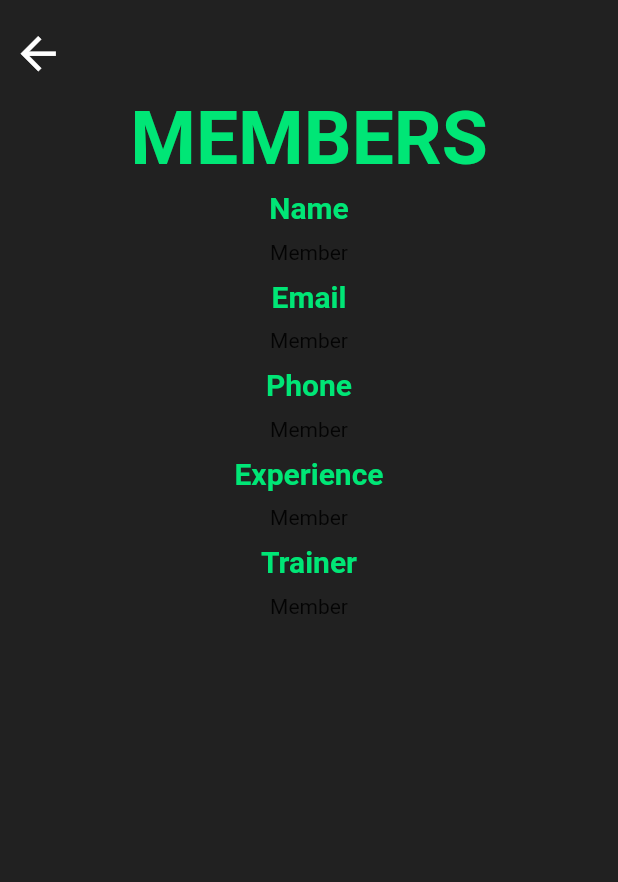
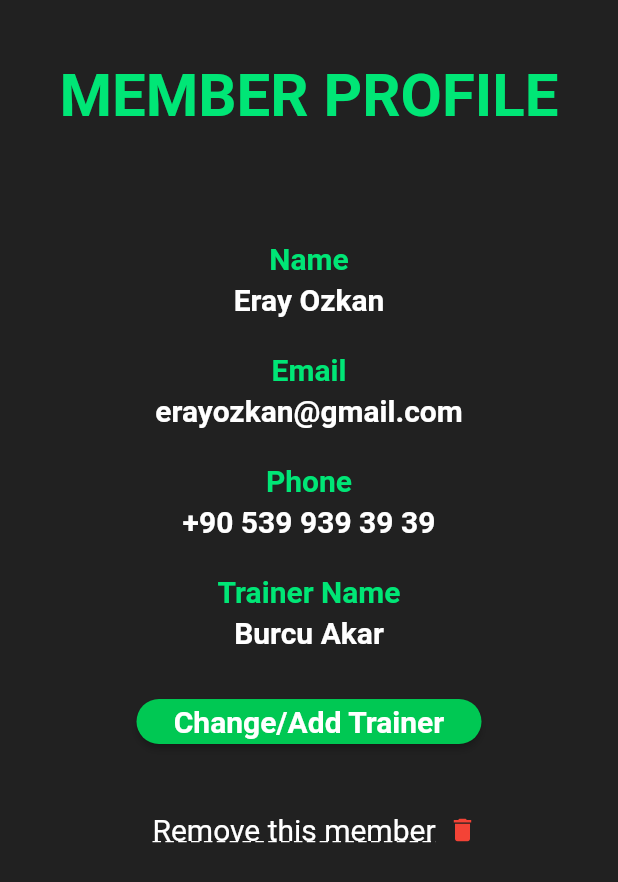
Before and after one commit to CSE343-Hypeline/hypegym-mobile, a Flutter app: the AdminMemberPage screen opened directly, after a tap on "Member 1", on a phone screen of 412 x 824 dp. Shown: the top 882 px of the screen. Run offline on Flutter 3.47's test engine with Material 2 defaults, Android fonts, the phone set to English and light mode, and no system bars; our stand-ins replace google_fonts.

Commit message:
update admin's member and trainers profile pages

```diff
--- a/lib/pages/admin_member_page.dart
+++ b/lib/pages/admin_member_page.dart
@@ -20,19 +20,7 @@ class _AdminMemberPageState extends State<AdminMemberPage> {
         child: Column(
           children: [
             Padding(
-              padding: const EdgeInsets.only(top: 10.0),
-              child: Row(
-                mainAxisAlignment: MainAxisAlignment.start,
-                children: [
-                  IconButton(
-                    icon: const Icon(Icons.arrow_back, color: Colors.white, size: 35.0,),
-                    onPressed: () => Navigator.of(context).pop(),
-                  ),
-                ],
-              ),
-            ),
-            Padding(
-              padding: const EdgeInsets.only(top: 5.0),
+              padding: const EdgeInsets.only(top: 60.0),
               child: Row(
                 mainAxisAlignment: MainAxisAlignment.center,
                 children: [
--- a/lib/pages/admin_member_profile_page.dart
+++ b/lib/pages/admin_member_profile_page.dart
@@ -11,33 +11,25 @@ class _AdminMemberProfilePageState extends State<AdminMemberProfilePage> {
   @override
   Widget build(BuildContext context) {
     return Scaffold(
-      body: Container(
+      body: Stack(
+        children: [
+          Container(
             decoration: BoxDecoration(
               color: Colors.grey.shade900,
             ),
-        child: Column(
+          ),
+          ListView(
+            physics: const BouncingScrollPhysics(),
             children: [
               Padding(
-              padding: const EdgeInsets.only(top: 10.0),
-              child: Row(
-                mainAxisAlignment: MainAxisAlignment.start,
-                children: [
-                  IconButton(
-                    icon: const Icon(Icons.arrow_back, color: Colors.white, size: 35.0,),
-                    onPressed: () => Navigator.of(context).pop(),
-                  ),
-                ],
-              ),
-            ),
-            Padding(
-              padding: const EdgeInsets.only(top: 5.0),
+                padding: const EdgeInsets.only(top: 40.0, bottom: 50.0),
                 child: Row(
                   mainAxisAlignment: MainAxisAlignment.center,
                   children: [
                     Text(
-                    "MEMBERS",
+                      "MEMBER PROFILE",
                       style: TextStyle(
-                      fontSize: 50,
+                        fontSize: 40,
                         fontWeight: FontWeight.bold,
                         color: Colors.greenAccent.shade400,
                       ),
@@ -45,63 +37,130 @@ class _AdminMemberProfilePageState extends State<AdminMemberProfilePage> {
                   ],
                 ),
               ),
-            Padding(
-              padding: const EdgeInsets.all(5.0),
-              child: Text(
+              const SizedBox(height: 24),
+              Column(
+                children: [
+                  Text(
                     "Name",
-                style: TextStyle(fontSize: 20, fontWeight: FontWeight.bold, color: Colors.greenAccent.shade400,),
+                    style: TextStyle(
+                      fontSize: 20,
+                      fontWeight: FontWeight.bold,
+                      color: Colors.greenAccent.shade400,
                     ),
                   ),
-            const Padding(
-                padding: EdgeInsets.all(5.0),
-                child: Text("Member")
-            ), //burda member adi olcak
-            Padding(
-              padding: const EdgeInsets.all(5.0),
-              child: Text(
-                "Email",
-                style: TextStyle(fontSize: 20, fontWeight: FontWeight.bold, color: Colors.greenAccent.shade400,),
+                  const SizedBox(height: 4),
+                  const Text(
+                    "Eray Ozkan",
+                    style: TextStyle(
+                      fontSize: 20,
+                      fontWeight: FontWeight.bold,
+                      color: Colors.white,
                     ),
                   ),
-            const Padding(
-                padding: EdgeInsets.all(5.0),
-                child: Text("Member")
-            ), //burda member email olcak
-            Padding(
-              padding: const EdgeInsets.all(5.0),
-              child: Text(
-                "Phone",
-                style: TextStyle(fontSize: 20, fontWeight: FontWeight.bold, color: Colors.greenAccent.shade400,),
+                  const SizedBox(height: 24),
+                  Text(
+                    "Email",
+                    style: TextStyle(
+                      fontSize: 20,
+                      fontWeight: FontWeight.bold,
+                      color: Colors.greenAccent.shade400,
                     ),
                   ),
-            const Padding(
-                padding: EdgeInsets.all(5.0),
-                child: Text("Member")
-            ), //burda member telefon olcak
-            Padding(
-              padding: const EdgeInsets.all(5.0),
-              child: Text(
-                "Experience",
-                style: TextStyle(fontSize: 20, fontWeight: FontWeight.bold, color: Colors.greenAccent.shade400,),
+                  const SizedBox(height: 4),
+                  const Text(
+                    "erayozkan@gmail.com",
+                    style: TextStyle(
+                      fontSize: 20,
+                      fontWeight: FontWeight.bold,
+                      color: Colors.white,
                     ),
                   ),
-            const Padding(
-                padding: EdgeInsets.all(5.0),
-                child: Text("Member")
-            ), //burda member experience olcak
-            Padding(
-              padding: const EdgeInsets.all(5.0),
-              child: Text(
-                "Trainer",
-                style: TextStyle(fontSize: 20, fontWeight: FontWeight.bold, color: Colors.greenAccent.shade400,),
+                  const SizedBox(height: 24),
+                  Text(
+                    "Phone",
+                    style: TextStyle(
+                      fontSize: 20,
+                      fontWeight: FontWeight.bold,
+                      color: Colors.greenAccent.shade400,
                     ),
                   ),
-            const Padding(
-                padding: EdgeInsets.all(5.0),
-                child: Text("Member")
-            ), //burda member trainer bilgisi olcak
+                  const SizedBox(height: 4),
+                  const Text(
+                    "+90 539 939 39 39",
+                    style: TextStyle(
+                      fontSize: 20,
+                      fontWeight: FontWeight.bold,
+                      color: Colors.white,
+                    ),
+                  ),
+                  const SizedBox(height: 24),
+                  Text(
+                    "Trainer Name",
+                    style: TextStyle(
+                      fontSize: 20,
+                      fontWeight: FontWeight.bold,
+                      color: Colors.greenAccent.shade400,
+                    ),
+                  ),
+                  const SizedBox(height: 4),
+                  const Text(
+                    "Burcu Akar",
+                    style: TextStyle(
+                      fontSize: 20,
+                      fontWeight: FontWeight.bold,
+                      color: Colors.white,
+                    ),
+                  ),
+                  const SizedBox(height: 24),
+                  ElevatedButton(
+                    onPressed: (){
+                      //Navigator.push(context, MaterialPageRoute(builder: (context) => const AdminGymPage()));
+                    },
+                    style: ElevatedButton.styleFrom(
+                      backgroundColor: Colors.greenAccent.shade700,
+                      shape: RoundedRectangleBorder(
+                          borderRadius: BorderRadius.circular(25)
+                      ),
+                      minimumSize: const Size(230, 30),
+                      maximumSize: const Size(230, 30),
+                    ),
+                    child: const Text(
+                      "Change/Add Trainer",
+                      style: TextStyle(
+                        fontSize: 20,
+                        fontWeight: FontWeight.w700,
+                        color: Colors.white,
+                      ),
+                    ),
+                  ),
+                  const SizedBox(height: 24),
+                  Row(
+                    mainAxisAlignment: MainAxisAlignment.center,
+                    children: [
+                      TextButton(
+                        style: TextButton.styleFrom(
+                          textStyle: const TextStyle(
+                            fontSize: 20.0,
+                          ),
+                        ),
+                        onPressed: () {},
+                        child: const Text(
+                          'Remove this member',
+                          style: TextStyle(
+                            color: Colors.white,
+                            decoration: TextDecoration.underline,
+                            decorationStyle: TextDecorationStyle.dashed,
+                          ),
+                        ),
+                      ),
+                      const Icon(Icons.delete, size: 20.0, color: Colors.red),
                     ],
                   ),
+                ],
+              ),
+            ],
+          ),
+        ],
       ),
     );
   }
--- a/lib/pages/admin_trainer_page.dart
+++ b/lib/pages/admin_trainer_page.dart
@@ -20,19 +20,7 @@ class _AdminTrainerPageState extends State<AdminTrainerPage> {
         child: Column(
           children: [
             Padding(
-              padding: const EdgeInsets.only(top: 10.0),
-              child: Row(
-                mainAxisAlignment: MainAxisAlignment.start,
-                children: [
-                  IconButton(
-                    icon: const Icon(Icons.arrow_back, color: Colors.white, size: 35.0,),
-                    onPressed: () => Navigator.of(context).pop(),
-                  ),
-                ],
-              ),
-            ),
-            Padding(
-              padding: const EdgeInsets.only(top: 5.0),
+              padding: const EdgeInsets.only(top: 60.0),
               child: Row(
                 mainAxisAlignment: MainAxisAlignment.center,
                 children: [
--- a/lib/pages/admin_trainer_profile_page.dart
+++ b/lib/pages/admin_trainer_profile_page.dart
@@ -16,18 +16,6 @@ class _AdminTrainerProfilePageState extends State<AdminTrainerProfilePage> {
           Container(
             decoration: BoxDecoration(
               color: Colors.grey.shade900,
-            ),
-          ),
-          Padding(
-            padding: const EdgeInsets.only(top: 10.0, bottom: 20.0),
-            child: Row(
-              mainAxisAlignment: MainAxisAlignment.start,
-              children: [
-                IconButton(
-                  icon: const Icon(Icons.arrow_back, color: Colors.white, size: 35.0,),
-                  onPressed: () => Navigator.of(context).pop(),
-                ),
-              ],
             ),
           ),
           ListView(
@@ -145,21 +133,27 @@ class _AdminTrainerProfilePageState extends State<AdminTrainerProfilePage> {
                     ),
                   ),
                   const SizedBox(height: 24),
+                  Row(
+                    mainAxisAlignment: MainAxisAlignment.center,
+                    children: [
                       TextButton(
                         style: TextButton.styleFrom(
                           textStyle: const TextStyle(
-                        fontSize: 20,
+                            fontSize: 20.0,
                           ),
                         ),
                         onPressed: () {},
                         child: const Text(
-                      'Remove this trainer.',
+                          'Remove this trainer',
                           style: TextStyle(
                             color: Colors.white,
                             decoration: TextDecoration.underline,
                             decorationStyle: TextDecorationStyle.dashed,
                           ),
                         ),
+                      ),
+                      const Icon(Icons.delete, size: 20.0, color: Colors.red),
+                    ],
                   ),
                 ],
               ),
```
Lines whose indentation alone changed are shown as unchanged.
